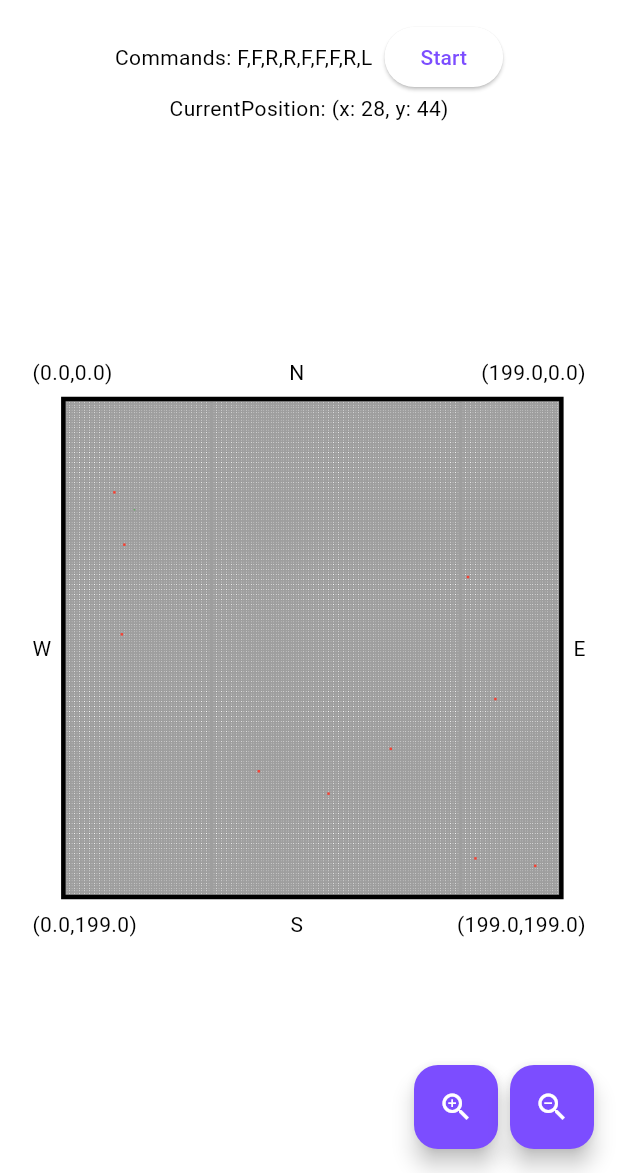
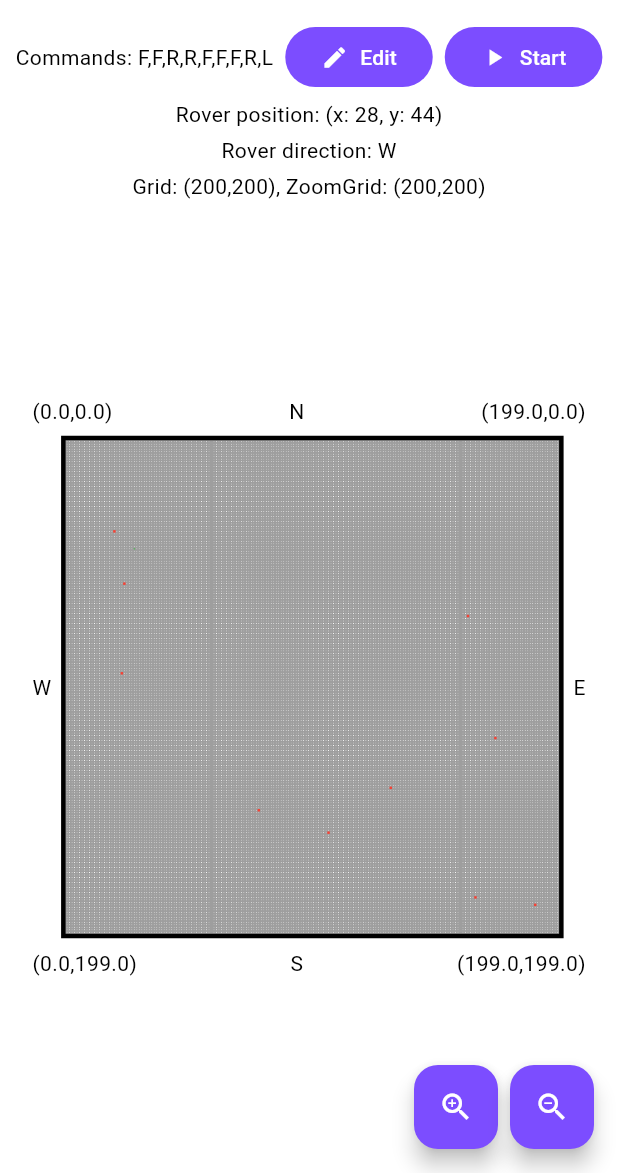
Before and after one commit to Barbero95/mars_rover_mission, a Flutter app: the screen it shows after launch, after a tap on "Go to Panel Control", on a phone screen of 412 x 824 dp, the part 63-1236 px from its top. Run offline on Flutter 3.47's test engine with Material 3 defaults, Android fonts, the phone set to English and light mode, and no system bars; our stand-ins replace get_it, go_router, package_info_plus, shared_preferences, sprintf; missing offline and left inert: http_interceptor.

Commit message:
Update rover control panel

```diff
--- a/lib/core/utils/modal_utils.dart
+++ b/lib/core/utils/modal_utils.dart
@@ -1,9 +1,13 @@
 import 'package:flutter/material.dart';
+import 'package:go_router/go_router.dart';
+import 'package:mars_rover_mission/core/commons/domain/enums/export_enums.dart';
 import 'package:mars_rover_mission/core/commons/ui/widgets/export_widgets.dart';
 
 class _Strings {
   static const errorTitle = 'Ups!';
-  static const errorCloseButton = 'Close';
+  static const closeButton = 'Close';
+  static const saveButton = 'Save';
+  static const newCommands = 'New commands';
 }
 
 class ModalUtils {
@@ -27,7 +31,7 @@ class ModalUtils {
           barrierDismissible: barrierDismissible ?? true,
           content: content,
           primaryButtonLabel: primaryButtonLabel,
-          secondaryButtonLabel: secondaryButtonLabel ?? _Strings.errorTitle,
+          secondaryButtonLabel: secondaryButtonLabel ?? _Strings.closeButton,
           onPressedPrimaryButton: onPressedPrimaryBtn,
           onPressedSecondaryButton: onPressedSecondaryBtn,
           titleIcon: titleIcon,
@@ -48,10 +52,49 @@ class ModalUtils {
           content: Text(
             description,
           ),
-          secondaryButtonLabel: _Strings.errorCloseButton,
+          secondaryButtonLabel: _Strings.closeButton,
           titleIcon: Icons.error_outline,
         );
       },
     );
   }
+
+  static Future<void> editCommandsModal({
+    required BuildContext context,
+    required String commands,
+    required void Function(String) onPressedPrimaryBtn,
+  }) async {
+    final formKey = GlobalKey<FormState>();
+    final commandsTE = TextEditingController(text: commands);
+    await showDialog<void>(
+      context: context,
+      builder: (context) {
+        return CustomModal(
+          title: _Strings.errorTitle,
+          content: Form(
+            key: formKey,
+            child: Column(
+              mainAxisSize: MainAxisSize.min,
+              children: [
+                CustomTextFormField(
+                  label: _Strings.newCommands,
+                  controller: commandsTE,
+                  type: TextFormFieldType.command,
+                ),
+              ],
+            ),
+          ),
+          primaryButtonLabel: _Strings.saveButton,
+          onPressedPrimaryButton: () {
+            if (formKey.currentState!.validate()) {
+              onPressedPrimaryBtn(commandsTE.text);
+              context.pop();
+            }
+          },
+          secondaryButtonLabel: _Strings.closeButton,
+          titleIcon: Icons.edit,
+        );
+      },
+    );
+  }
 }
--- a/lib/features/rover_control_panel/domain/BLoC/rover_control_panel_bloc.dart
+++ b/lib/features/rover_control_panel/domain/BLoC/rover_control_panel_bloc.dart
@@ -1,6 +1,7 @@
 import 'dart:async';
 import 'dart:math';
 
+import 'package:collection/collection.dart';
 import 'package:flutter/material.dart';
 import 'package:mars_rover_mission/core/commons/domain/export_domain.dart';
 import 'package:mars_rover_mission/core/utils/modal_utils.dart';
@@ -15,6 +16,11 @@ class _Strings {
   static const outOfBoundsError = 'Out-of-bounds movement:';
   static const obstacleDetectError =
       'Obstacle detected at %s.\nPlease enter the new commands to continue.';
+  static const editCommandsError =
+      'Sorry. An error occurred while processing the new commands. Please try again.';
+  static const waitingNewCommandsTitle = 'Awaiting Commands';
+  static const waitingNewCommandsContent =
+      'Rover is ready and waiting for new instructions.';
 }
 
 class RoverControlPanelBloc {
@@ -33,8 +39,8 @@ class RoverControlPanelBloc {
   List<PositionModel> get obstacles => _obstacles;
 
   bool get enabledExecuteCommandsButton => _executeCommandsTimer == null;
-  String get commandsString =>
-      _commands.map((command) => command.name).join(',');
+  String get commandsString => _commands.map((command) => command.name).join();
+  String get commandsJoin => _commands.map((command) => command.name).join(',');
 
   void init(RoverControlPanelExtra extra) {
     _rover = extra.rover;
@@ -113,6 +119,15 @@ class RoverControlPanelBloc {
       _commands.removeAt(0);
       _rover.moveForward(nextPosition);
       _screenState.value = ScreenState.idle;
+      if (_commands.isEmpty) {
+        ModalUtils.basicModal(
+          context: context,
+          title: _Strings.waitingNewCommandsTitle,
+          content: const Text(
+            _Strings.waitingNewCommandsContent,
+          ),
+        );
+      }
     });
   }
 
@@ -134,4 +149,27 @@ class RoverControlPanelBloc {
     _grid.zoomOut();
     _screenState.value = ScreenState.idle;
   }
+
+  void editCommands({
+    required BuildContext context,
+    required String newCommands,
+  }) {
+    _screenState.value = ScreenState.loading;
+    final newCommandsParsed = newCommands.trim().split('').map(
+          CommandType.fromText,
+        );
+    if (newCommandsParsed.any((command) => command == null)) {
+      ModalUtils.errorModal(
+        context: context,
+        description: _Strings.editCommandsError,
+      );
+    } else {
+      _commands
+        ..clear()
+        ..addAll(
+          newCommandsParsed.whereNotNull().toList(),
+        );
+    }
+    _screenState.value = ScreenState.idle;
+  }
 }
--- a/lib/features/rover_control_panel/ui/page/rover_control_panel_page.dart
+++ b/lib/features/rover_control_panel/ui/page/rover_control_panel_page.dart
@@ -2,6 +2,11 @@ import 'package:flutter/material.dart';
 import 'package:mars_rover_mission/core/commons/services/export_services.dart';
 import 'package:mars_rover_mission/core/commons/ui/export_ui.dart';
 import 'package:mars_rover_mission/features/rover_control_panel/export_rover_control_panel.dart';
+
+class _Strings {
+  static const title = 'Rover Control Panel';
+  static const screenStateError = 'Ups! We have lost connection with the rover';
+}
 
 class RoverControlPanelPage extends StatefulWidget {
   final RoverControlPanelExtra extra;
@@ -31,7 +36,7 @@ class _RoverControlPanelPageState extends State<RoverControlPanelPage> {
   Widget build(BuildContext context) {
     return Scaffold(
       appBar: AppBar(
-        title: const Text('Rover Control Panel'),
+        title: const Text(_Strings.title),
       ),
       body: ValueListenableBuilder(
         valueListenable: _roverCPBloc.screenState,
@@ -39,7 +44,7 @@ class _RoverControlPanelPageState extends State<RoverControlPanelPage> {
           if (screenState.isError) {
             return const Center(
               child: Text(
-                'Ups! We have lost connection with the rover',
+                _Strings.screenStateError,
               ),
             );
           }
--- a/lib/features/rover_control_panel/ui/widgets/header_widget.dart
+++ b/lib/features/rover_control_panel/ui/widgets/header_widget.dart
@@ -1,6 +1,18 @@
 import 'package:flutter/material.dart';
 import 'package:mars_rover_mission/core/commons/ui/export_ui.dart';
+import 'package:mars_rover_mission/core/utils/modal_utils.dart';
 import 'package:mars_rover_mission/features/rover_control_panel/export_rover_control_panel.dart';
+import 'package:sprintf/sprintf.dart';
+
+class _Strings {
+  static const commandsLabel = 'Commands';
+  static const start = 'Start';
+  static const pause = 'Pause';
+  static const edit = 'Edit';
+  static const roverPositionLabel = 'Rover position';
+  static const roverDirectionLabel = 'Rover direction';
+  static const gridLabel = 'Grid: %s, ZoomGrid: %s';
+}
 
 class HeaderWidget extends StatelessWidget {
   final RoverControlPanelBloc roverCPBloc;
@@ -19,19 +31,67 @@ class HeaderWidget extends StatelessWidget {
           spacing: Spaces.spaceXXS,
           crossAxisAlignment: WrapCrossAlignment.center,
           children: [
-            Text('Commands: ${roverCPBloc.commandsString}'),
-            ElevatedButton(
+            Text('${_Strings.commandsLabel}: ${roverCPBloc.commandsJoin}'),
+            FilledButton(
+              onPressed: () => ModalUtils.editCommandsModal(
+                context: context,
+                commands: roverCPBloc.commandsString,
+                onPressedPrimaryBtn: (newCommands) => roverCPBloc.editCommands(
+                  context: context,
+                  newCommands: newCommands,
+                ),
+              ),
+              child: Row(
+                mainAxisSize: MainAxisSize.min,
+                children: [
+                  const Icon(Icons.edit),
+                  Spaces.horizontalXXS(),
+                  const Text(
+                    _Strings.edit,
+                  ),
+                ],
+              ),
+            ),
+            FilledButton(
               onPressed: () => roverCPBloc.enabledExecuteCommandsButton
                   ? roverCPBloc.processCommands(context)
                   : roverCPBloc.pauseProcessComands(),
-              child: Text(
-                roverCPBloc.enabledExecuteCommandsButton ? 'Start' : 'Pause',
+              child: Row(
+                mainAxisSize: MainAxisSize.min,
+                children: [
+                  Icon(
+                    roverCPBloc.enabledExecuteCommandsButton
+                        ? Icons.play_arrow
+                        : Icons.pause,
+                  ),
+                  Spaces.horizontalXXS(),
+                  Text(
+                    roverCPBloc.enabledExecuteCommandsButton
+                        ? _Strings.start
+                        : _Strings.pause,
+                  ),
+                ],
               ),
             ),
           ],
         ),
+        Spaces.verticalXXXS(),
         Text(
-          'CurrentPosition: (x: ${roverCPBloc.rover.currentPosition.x}, y: ${roverCPBloc.rover.currentPosition.y})',
+          '${_Strings.roverPositionLabel}: ${roverCPBloc.rover.currentPosition}',
+        ),
+        Spaces.verticalXXXS(),
+        Text(
+          '${_Strings.roverDirectionLabel}: ${roverCPBloc.rover.currentDirection.name}',
+        ),
+        Spaces.verticalXXXS(),
+        Text(
+          sprintf(
+            _Strings.gridLabel,
+            [
+              '(${roverCPBloc.grid.columns},${roverCPBloc.grid.rows})',
+              '(${roverCPBloc.grid.visibleColumns},${roverCPBloc.grid.visibleRows})',
+            ],
+          ),
         ),
       ],
     );
```
Also changed, not shown: lib/core/commons/ui/widgets/custom_modal.dart (+4 -9 lines).
